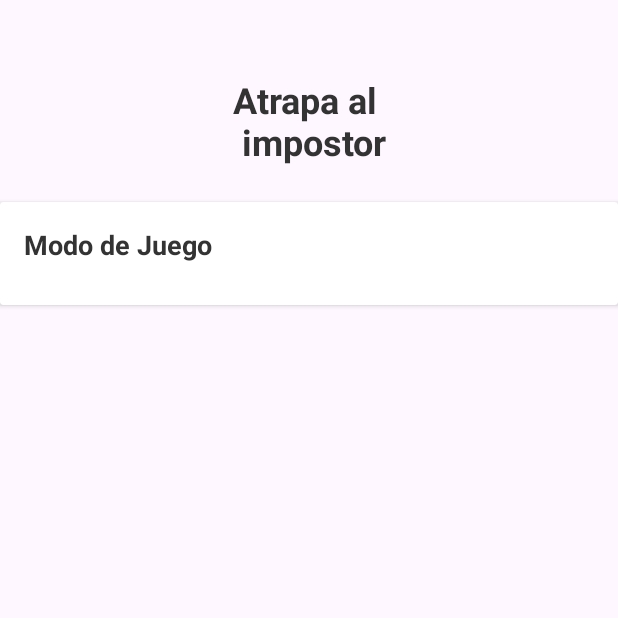
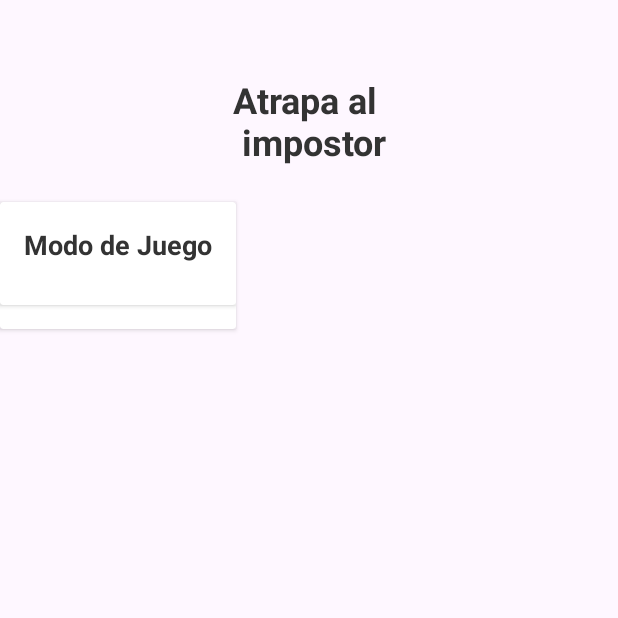
Before and after one commit to modinoricardo/ImpostorGame, an Android app: the screen it shows after launch (MainActivity), on a phone screen of 412 x 824 dp, the top half of it. Run offline under Robolectric (Android 15) with nearby library versions, the light colour scheme and no system bars; our stand-ins replace FlexboxLayout; libraries missing offline, so code that uses them is left out: com.google.android.flexbox; 2 statements that could not run were skipped.

Commit message:
Entra Denis

```diff
--- a/app/src/main/java/com/example/impostorgame/MainActivity.kt
+++ b/app/src/main/java/com/example/impostorgame/MainActivity.kt
@@ -30,6 +30,7 @@ class MainActivity : AppCompatActivity() {
         val recyclerViewPlayers = findViewById<RecyclerView>(R.id.playersRecyclerView)
         val cardViewModoJuego = findViewById<CardView>(R.id.cardViewModoJuego)
         val layoutModoJuego = findViewById<LinearLayout>(R.id.layoutModoJuego)
+        val linearLayoutModoDeJuego = findViewById<CardView>(R.id.lLModoDeJuego)
 
         // Definimos cómo se muestran pero solo permite Horizontal o vertical, sacamos la implementacion de google
         //recyclerViewPlayers.layoutManager = LinearLayoutManager(this, LinearLayoutManager.INVALID_OFFSET, false)
@@ -41,26 +42,30 @@ class MainActivity : AppCompatActivity() {
         }
 
         recyclerViewPlayers.layoutManager = layoutManager
-        recyclerViewPlayers.adapter = PlayerAdapter(players) { index ->
-            editarJugadores(index)
+        recyclerViewPlayers.adapter = PlayerAdapter(players)
+
+        cardViewModoJuego.setOnClickListener {
+            editarJugadores()
         }
+//
+//        layoutModoJuego.setOnClickListener {
+//            editarJugadores()
+//        }
 
-        cardViewModoJuego.setOnClickListener { editarJugadores(0) }
+//        linearLayoutModoDeJuego.setOnClickListener {
+//            editarJugadores()
+//        }
 
     }
 
-    fun editarJugadores(index: Int?){
+    fun editarJugadores(){
 
-        val builder = AlertDialog.Builder(this)
-        builder.setTitle("Editar jugadores")
+        AlertDialog.Builder(this)
+            .setTitle("Título de la alerta")
+            .setMessage("Este es el mensaje que quieres mostrar.")
+            .setPositiveButton("OK", null)
+            .show()
 
-        val editText = EditText(this)
-        editText.hint = "Escribe un nuevo nombre"
-
-        builder.setView(editText)
-
-        builder.setNegativeButton("Cancelar", null)
-        builder.show()
     }
 
 }
--- a/app/src/main/java/com/example/impostorgame/adapters/PlayerAdapter.kt
+++ b/app/src/main/java/com/example/impostorgame/adapters/PlayerAdapter.kt
@@ -3,18 +3,16 @@ package com.example.impostorgame
 import android.view.LayoutInflater
 import android.view.View
 import android.view.ViewGroup
-import android.widget.LinearLayout
 import android.widget.TextView
 import androidx.recyclerview.widget.RecyclerView
 
 class PlayerAdapter(
-    private val players: List<String>,
-    private val onItemClick: (Int) -> Unit) :
-    RecyclerView.Adapter<PlayerAdapter.PlayerViewHolder>() {
+    private val players: List<String>
+//    ,private val onItemClick: () -> Unit
+    ) : RecyclerView.Adapter<PlayerAdapter.PlayerViewHolder>() {
 
     class PlayerViewHolder(itemView: View) : RecyclerView.ViewHolder(itemView) {
         val playerName: TextView = itemView.findViewById(R.id.playerName)
-        val root: LinearLayout = itemView.findViewById(R.id.itemRoot)  // root del ítem
     }
 
     override fun onCreateViewHolder(parent: ViewGroup, viewType: Int): PlayerViewHolder {
@@ -26,9 +24,9 @@ class PlayerAdapter(
     override fun onBindViewHolder(holder: PlayerViewHolder, position: Int) {
         holder.playerName.text = players[position]
 
-        holder.root.setOnClickListener {
-            onItemClick(position)   // se lo dices a la Activity
-        }
+//        holder.itemView.setOnClickListener {
+//            onItemClick()      // llamamos a la función que nos pase la Activity
+//        }
 
     }
 
--- a/app/src/main/res/layout/activity_main.xml
+++ b/app/src/main/res/layout/activity_main.xml
@@ -1,5 +1,6 @@
 <?xml version="1.0" encoding="utf-8"?>
-<androidx.constraintlayout.widget.ConstraintLayout xmlns:android="http://schemas.android.com/apk/res/android"
+<FrameLayout
+    xmlns:android="http://schemas.android.com/apk/res/android"
     xmlns:app="http://schemas.android.com/apk/res-auto"
     xmlns:tools="http://schemas.android.com/tools"
     android:id="@+id/main"
@@ -8,15 +9,12 @@
     tools:context=".MainActivity">
 
 
-    <ScrollView
+    <LinearLayout
         android:layout_width="match_parent"
         android:layout_height="match_parent"
-        android:orientation="vertical">
-
-        <LinearLayout
-            android:layout_width="match_parent"
-            android:layout_height="wrap_content"
-            android:orientation="vertical">
+        android:orientation="vertical"
+        android:clickable="true"
+        android:focusable="true">
 
                 <!-- Header Section -->
             <Space
@@ -34,6 +32,13 @@
                     android:gravity="center"
                     android:layout_marginBottom="24dp" />
 
+                <androidx.cardview.widget.CardView
+                    android:id="@+id/lLModoDeJuego"
+                    android:layout_width="wrap_content"
+                    android:layout_height="wrap_content"
+                    android:clickable="true"
+                    android:focusable="true">
+
                 <!-- Modo de Juego -->
                 <androidx.cardview.widget.CardView
                     android:id="@+id/cardViewModoJuego"
@@ -50,7 +55,9 @@
                         android:layout_width="match_parent"
                         android:layout_height="wrap_content"
                         android:orientation="vertical"
-                        android:padding="16dp">
+                        android:padding="16dp"
+                        android:clickable="true"
+                        android:focusable="true">
 
                         <!--Titulo de CardItem-->
                         <TextView
@@ -72,7 +79,7 @@
                     </LinearLayout>
                 </androidx.cardview.widget.CardView>
 
-            </LinearLayout>
+                </androidx.cardview.widget.CardView>
 
-    </ScrollView>
-</androidx.constraintlayout.widget.ConstraintLayout>
+    </LinearLayout>
+</FrameLayout>
--- a/app/src/main/res/layout/item_player.xml
+++ b/app/src/main/res/layout/item_player.xml
@@ -7,9 +7,7 @@
     android:layout_marginHorizontal="16dp"
     android:orientation="vertical"
     android:padding="10dp"
-    android:background="#EEEEEE"
-    android:clickable="true"
-    android:focusable="true">
+    android:background="#EEEEEE">
 
     <TextView
         android:id="@+id/playerName"
```
